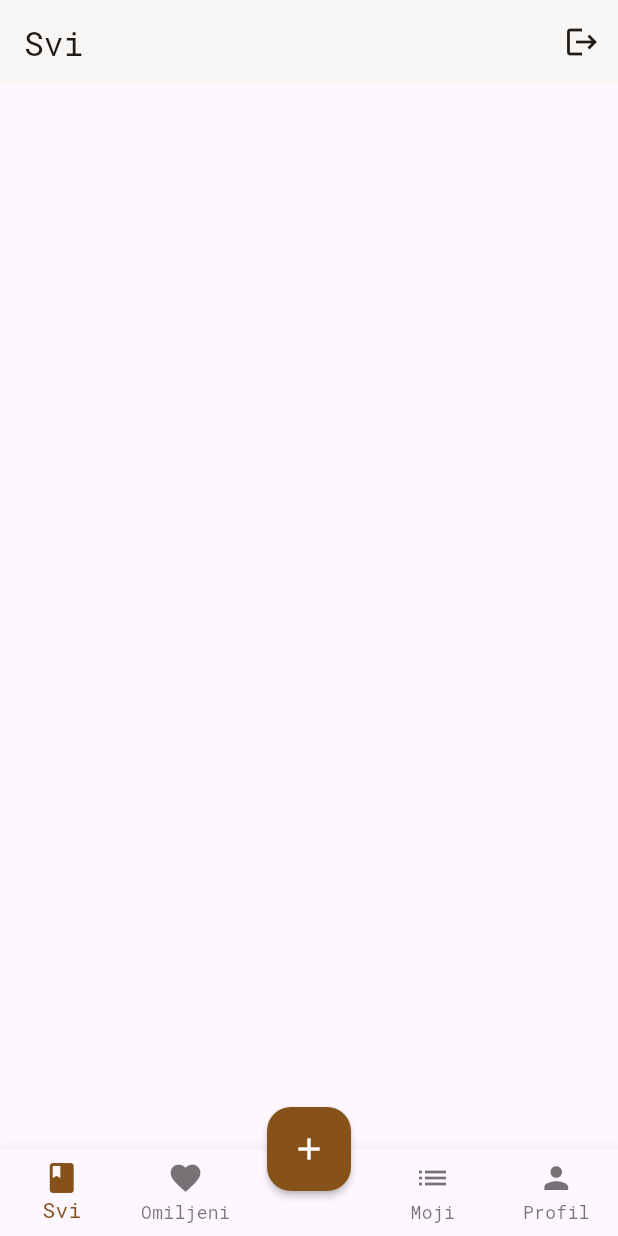
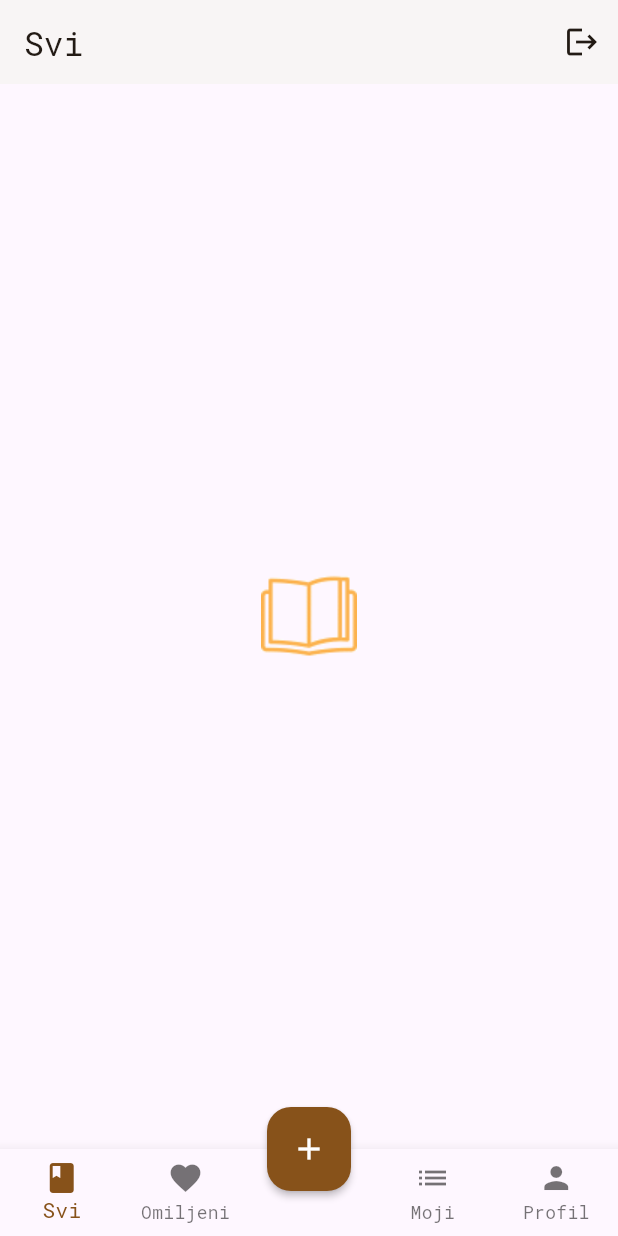
Before and after one commit to stefanovicdjordje1997/textbook-selling-app, a Flutter app: the screen it shows once a user with an empty profile is signed in, on a phone screen of 412 x 824 dp. Run offline on Flutter 3.47's test engine with Material 3 defaults, Android fonts, the phone set to English and light mode, and no system bars; our stand-ins replace cloud_firestore, firebase_auth, firebase_core, firebase_database, firebase_storage, flutter_riverpod and 4 more; accounts and stored records are empty.

Commit message:
Creates tab for showing all textbooks
Creates function for fetching all textbooks from server with pagination, show them using the TextbookCard and implemented localization enabling multiple languages like Serbian and English.

```diff
--- a/textbook_selling_app/lib/core/constant/local_keys.dart
+++ b/textbook_selling_app/lib/core/constant/local_keys.dart
@@ -71,10 +71,10 @@ class LocalKeys {
   static const passwordHint = 'passwordHint';
   static const repeatPasswordLabel = 'repeatPasswordLabel';
   static const repeatPasswordHint = 'repeatPasswordHint';
-  static const nameLabel = 'nameLabel';
-  static const nameHint = 'nameHint';
-  static const surnameLabel = 'surnameLabel';
-  static const surnameHint = 'surnameHint';
+  static const firstNameLabel = 'firstNameLabel';
+  static const firstNameHint = 'firstNameHint';
+  static const lastNameLabel = 'lastNameLabel';
+  static const lastNameHint = 'lastNameHint';
   static const dateOfBirthLabel = 'dateOfBirthLabel';
   static const dateOfBirthHint = 'dateOfBirthHint';
   static const dialCodeLabel = 'dialCodeLabel';
--- a/textbook_selling_app/lib/core/utils/loader_functions.dart
+++ b/textbook_selling_app/lib/core/utils/loader_functions.dart
@@ -8,7 +8,7 @@ void showLoader(BuildContext context) {
     context: context,
     barrierDismissible: false,
     builder: (BuildContext context) {
-      return const Loader();
+      return const Loader(backgroundDimPercentage: 0.5);
     },
   );
 }
--- a/textbook_selling_app/lib/core/widgets/loader.dart
+++ b/textbook_selling_app/lib/core/widgets/loader.dart
@@ -2,7 +2,12 @@ import 'package:flutter/material.dart';
 import 'package:textbook_selling_app/core/constant/paths.dart';
 
 class Loader extends StatefulWidget {
-  const Loader({super.key});
+  const Loader(
+      {super.key, this.backgroundDimPercentage = 0.0, this.width, this.height});
+
+  final double backgroundDimPercentage;
+  final double? width;
+  final double? height;
 
   @override
   State<Loader> createState() => _LoaderState();
@@ -40,13 +45,15 @@ class _LoaderState extends State<Loader> with SingleTickerProviderStateMixin {
           // Dimmed background
           Positioned.fill(
             child: ModalBarrier(
-              color: Colors.black.withOpacity(0.5),
+              color: Colors.black.withOpacity(widget.backgroundDimPercentage),
               dismissible: false,
             ),
           ),
           // Centered GIF Loader
           Center(
             child: Image.asset(
+              height: widget.height,
+              width: widget.width,
               Paths.loaderAnimation,
             ),
           ),
--- a/textbook_selling_app/lib/features/all_textbooks/view/screens/all_textbooks.dart
+++ b/textbook_selling_app/lib/features/all_textbooks/view/screens/all_textbooks.dart
@@ -1,5 +1,6 @@
 import 'package:flutter/material.dart';
 import 'package:flutter_riverpod/flutter_riverpod.dart';
+import 'package:textbook_selling_app/core/widgets/loader.dart';
 import 'package:textbook_selling_app/core/widgets/textbook_card.dart';
 import 'package:textbook_selling_app/features/all_textbooks/viewmodel/all_textbooks_viewmodel.dart';
 
@@ -11,46 +12,74 @@ class AllTextbooksScreen extends ConsumerStatefulWidget {
 }
 
 class _AllTextbooksScreenState extends ConsumerState<AllTextbooksScreen> {
+  final int limit = 2;
+
   @override
   void initState() {
     super.initState();
-    // Initiates loading of textbooks when the widget is created
     Future.microtask(() {
-      if (context.mounted && ref.read(allTextbooksProvider).textbooks == null) {
-        ref.read(allTextbooksProvider.notifier).getAllTextbooks(context);
-      }
+      final viewModel = ref.read(allTextbooksProvider.notifier);
+      viewModel.fetchTextbooks(
+          context: context, limit: limit); // Inicijalno učitavanje
     });
   }
 
   @override
   Widget build(BuildContext context) {
-    // Watches the textbook list from the provider
-    final viewModel = ref.watch(allTextbooksProvider.notifier);
+    final viewModel = ref.read(allTextbooksProvider.notifier);
     final textbooks = ref.watch(allTextbooksProvider).textbooks;
+    final isLoading = ref.watch(allTextbooksProvider).isLoading;
+    final totalItems = ref.watch(allTextbooksProvider).totalItems;
+    final currentPage = ref.watch(allTextbooksProvider).currentPage;
 
     return Scaffold(
-        body: textbooks != null
-            ? RefreshIndicator(
-                onRefresh: () => viewModel.getAllTextbooks(context),
+      body: textbooks != null
+          ? RefreshIndicator(
+              onRefresh: () => viewModel.refreshTextbooks(context),
+              child: NotificationListener<ScrollNotification>(
+                onNotification: (scrollInfo) {
+                  if (!isLoading &&
+                      scrollInfo.metrics.pixels ==
+                          scrollInfo.metrics.maxScrollExtent) {
+                    viewModel.fetchTextbooks(
+                      context: context,
+                      page: currentPage + 1,
+                      limit: limit,
+                    );
+                  }
+                  return true;
+                },
                 child: ListView.builder(
                   padding: const EdgeInsets.only(top: 16, bottom: 30),
-                  itemCount: textbooks.length,
+                  itemCount: textbooks.length +
+                      (isLoading && textbooks.length < totalItems ? 1 : 0),
                   itemBuilder: (context, index) {
+                    if (index == textbooks.length &&
+                        isLoading &&
+                        textbooks.length < totalItems) {
+                      return const Center(
+                        child: Loader(
+                          width: 40,
+                          height: 40,
+                        ),
+                      );
+                    }
+
                     return Padding(
                       padding: const EdgeInsets.symmetric(
-                        vertical: 8.0,
-                        horizontal: 16.0,
-                      ),
+                          vertical: 8.0, horizontal: 16.0),
                       child: TextbookCard(
                         textbook: textbooks[index],
                         onTap: () {
-                          // Define action on tap, e.g., navigate to details page
+                          // Definišite akciju prilikom klika
                         },
                       ),
                     );
                   },
                 ),
-              )
-            : null);
+              ),
+            )
+          : const Loader(),
+    );
   }
 }
```
Also changed, not shown: textbook_selling_app/lib/core/localization/langs/en.json (+4 -4 lines), textbook_selling_app/lib/core/localization/langs/sr.json (+4 -4 lines), textbook_selling_app/lib/core/models/textbook_response.dart (added, +15 -0 lines), textbook_selling_app/lib/core/services/textbook_service.dart (+39 -8 lines), textbook_selling_app/lib/features/all_textbooks/viewmodel/all_textbooks_viewmodel.dart (+59 -27 lines), textbook_selling_app/lib/features/auth/view/screens/register.dart (+7 -7 lines).
